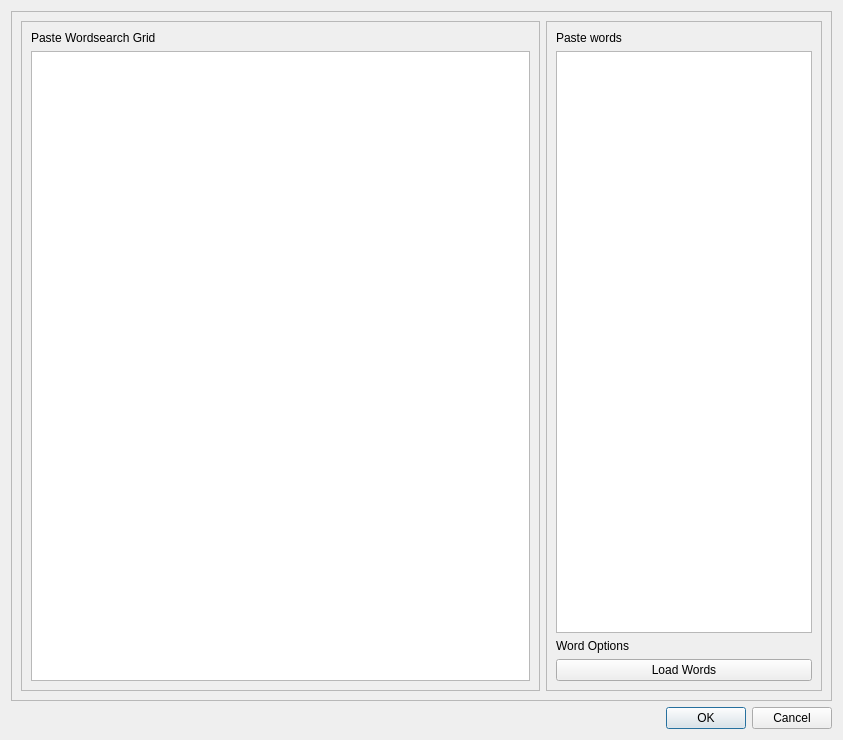
This is solver.ui in Alexanderortizcuellar/wordsearch as Qt 5 draws it before an edit. The edited form follows.
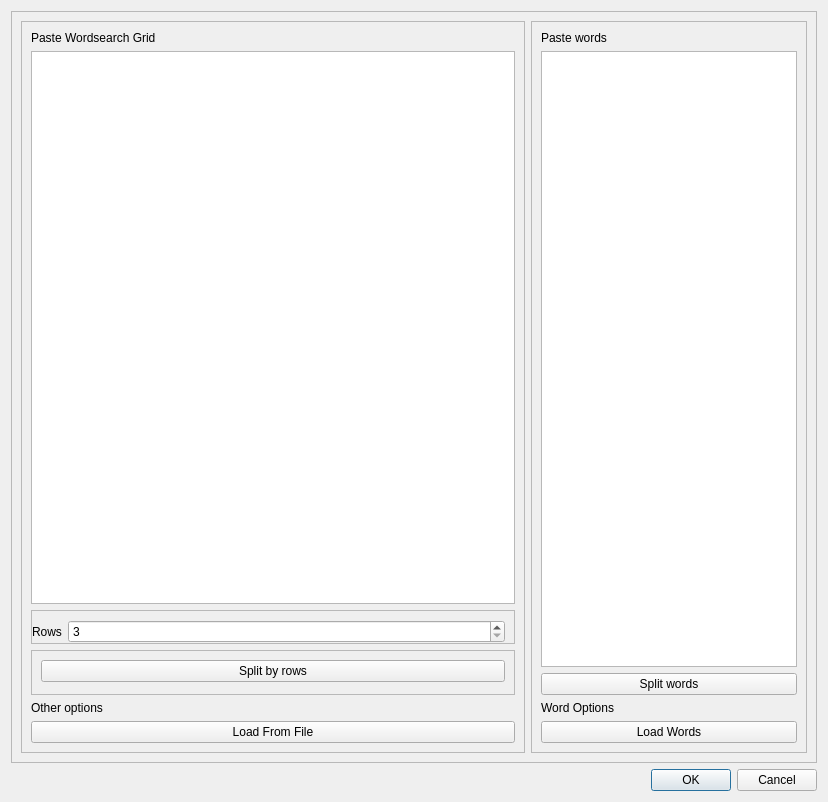
This is the edited form.

Patch:
```diff
--- a/solver.ui
+++ b/solver.ui
@@ -6,8 +6,8 @@
    <rect>
     <x>0</x>
     <y>0</y>
-    <width>843</width>
-    <height>740</height>
+    <width>828</width>
+    <height>802</height>
    </rect>
   </property>
   <property name="windowTitle">
@@ -42,6 +42,89 @@
          <item>
           <widget class="QTextEdit" name="grid_input"/>
          </item>
+         <item>
+          <widget class="QFrame" name="frame_4">
+           <property name="frameShape">
+            <enum>QFrame::StyledPanel</enum>
+           </property>
+           <property name="frameShadow">
+            <enum>QFrame::Raised</enum>
+           </property>
+           <layout class="QFormLayout" name="formLayout">
+            <property name="leftMargin">
+             <number>0</number>
+            </property>
+            <property name="bottomMargin">
+             <number>0</number>
+            </property>
+            <item row="0" column="0">
+             <widget class="QLabel" name="label_4">
+              <property name="text">
+               <string>Rows</string>
+              </property>
+             </widget>
+            </item>
+            <item row="0" column="1">
+             <widget class="QSpinBox" name="rows_input">
+              <property name="minimum">
+               <number>3</number>
+              </property>
+             </widget>
+            </item>
+           </layout>
+          </widget>
+         </item>
+         <item>
+          <widget class="QFrame" name="frame_5">
+           <property name="maximumSize">
+            <size>
+             <width>16777215</width>
+             <height>100</height>
+            </size>
+           </property>
+           <property name="frameShape">
+            <enum>QFrame::StyledPanel</enum>
+           </property>
+           <property name="frameShadow">
+            <enum>QFrame::Raised</enum>
+           </property>
+           <layout class="QHBoxLayout" name="horizontalLayout_2">
+            <property name="bottomMargin">
+             <number>12</number>
+            </property>
+            <item>
+             <widget class="QPushButton" name="split_rows_button">
+              <property name="text">
+               <string>Split by rows</string>
+              </property>
+             </widget>
+            </item>
+           </layout>
+          </widget>
+         </item>
+         <item>
+          <widget class="QLabel" name="label_5">
+           <property name="minimumSize">
+            <size>
+             <width>0</width>
+             <height>0</height>
+            </size>
+           </property>
+           <property name="text">
+            <string>Other options</string>
+           </property>
+           <property name="alignment">
+            <set>Qt::AlignLeading|Qt::AlignLeft|Qt::AlignVCenter</set>
+           </property>
+          </widget>
+         </item>
+         <item>
+          <widget class="QPushButton" name="load_grid_button">
+           <property name="text">
+            <string>Load From File</string>
+           </property>
+          </widget>
+         </item>
         </layout>
        </widget>
       </item>
@@ -64,6 +147,13 @@
          <item>
           <widget class="QTextEdit" name="words_input"/>
          </item>
+         <item>
+          <widget class="QPushButton" name="split_button">
+           <property name="text">
+            <string>Split words</string>
+           </property>
+          </widget>
+         </item>
          <item>
           <widget class="QLabel" name="label_3">
            <property name="text">
```
